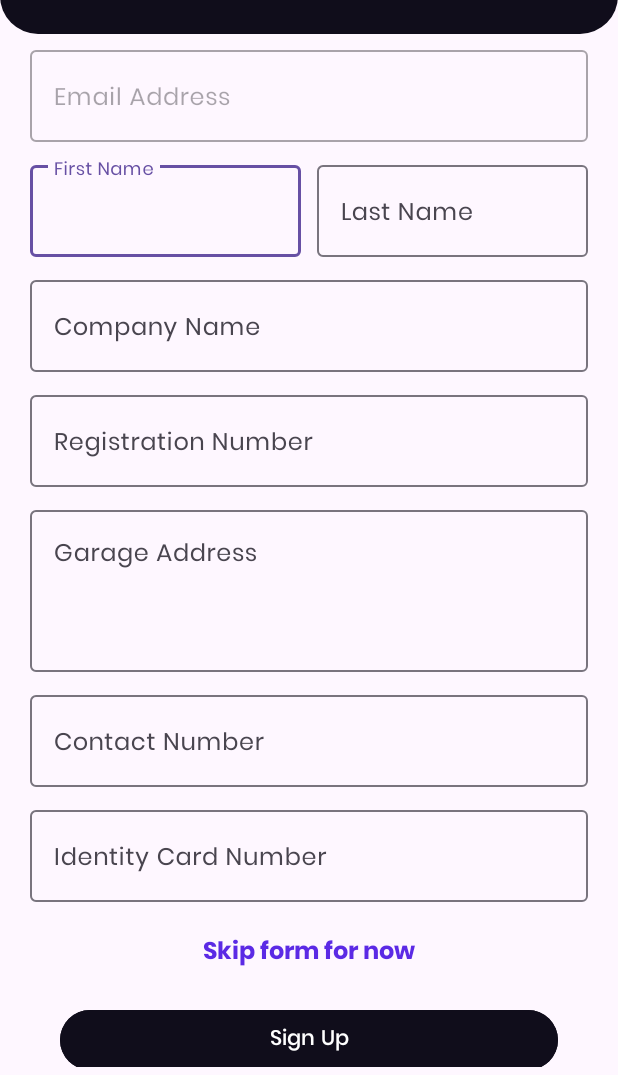
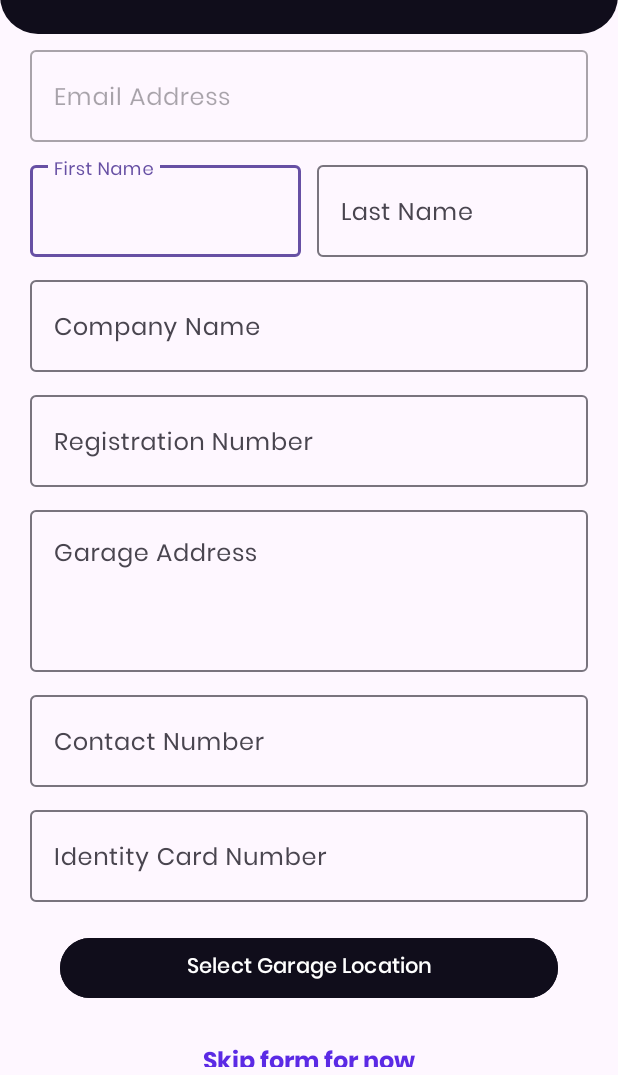
Before and after one commit to tharupathi02/HelpMe-Garage-App, an Android app: the SignUpPage2 screen opened directly, with no data from a screen before it, on a phone screen of 412 x 824 dp, the part 161-1236 px from its top. Run offline under Robolectric (Android 15) with nearby library versions, the phone set to English and light mode, and no system bars; our stand-ins replace Firebase (no records; nobody signed in at launch, a user with empty details on screens opened directly); 2 statements that could not run were skipped.

Commit message:
Developed get garage location in SignUpPage2.kt page

```diff
--- a/app/src/main/java/com/leoxtech/garageapp/Model/UserModel.kt
+++ b/app/src/main/java/com/leoxtech/garageapp/Model/UserModel.kt
@@ -10,6 +10,8 @@ class UserModel {
     var phone: String? = null
     var idNumber: String? = null
     var photoURL: String? = null
+    var latitude: Double? = null
+    var longitude: Double? = null
 
     constructor(){}
 }
--- a/app/src/main/java/com/leoxtech/garageapp/Screens/SignUpPage2.kt
+++ b/app/src/main/java/com/leoxtech/garageapp/Screens/SignUpPage2.kt
@@ -1,9 +1,20 @@
 package com.leoxtech.garageapp.Screens
 
+import android.annotation.SuppressLint
 import android.app.AlertDialog
 import android.content.Intent
+import android.location.Geocoder
+import android.location.Location
 import androidx.appcompat.app.AppCompatActivity
 import android.os.Bundle
+import android.os.Looper
+import android.view.View
+import android.widget.Toast
+import com.google.android.gms.location.FusedLocationProviderClient
+import com.google.android.gms.location.LocationCallback
+import com.google.android.gms.location.LocationRequest
+import com.google.android.gms.location.LocationResult
+import com.google.android.gms.location.LocationServices
 import com.google.android.material.snackbar.Snackbar
 import com.google.firebase.auth.FirebaseAuth
 import com.google.firebase.database.DatabaseReference
@@ -12,6 +23,8 @@ import com.leoxtech.customerapp.Model.UserModel
 import com.leoxtech.garageapp.Common.Common
 import com.leoxtech.garageapp.R
 import com.leoxtech.garageapp.databinding.ActivitySignUpPage2Binding
+import java.io.IOException
+import java.util.Locale
 
 class SignUpPage2 : AppCompatActivity() {
 
@@ -20,6 +33,14 @@ class SignUpPage2 : AppCompatActivity() {
     private lateinit var mAuth: FirebaseAuth
     private lateinit var userRef: DatabaseReference
     private lateinit var dialog: AlertDialog
+
+    private lateinit var locationRequest: LocationRequest
+    private lateinit var locationCallback: LocationCallback
+    private lateinit var fusedLocationProviderClient: FusedLocationProviderClient
+    private lateinit var currentLocation: Location
+
+    private var latitude: Double = 0.0
+    private var longitude: Double = 0.0
 
     private var uID = "";
 
@@ -34,9 +55,37 @@ class SignUpPage2 : AppCompatActivity() {
 
         clickListeners()
 
+        initLocation()
+
         dialogBox()
     }
 
+    @SuppressLint("MissingPermission")
+    private fun initLocation() {
+        buildLocationRequest()
+        buildLocationCallback()
+        fusedLocationProviderClient = LocationServices.getFusedLocationProviderClient(this)
+        fusedLocationProviderClient!!.requestLocationUpdates(locationRequest, locationCallback, Looper.myLooper())
+    }
+
+    private fun buildLocationCallback() {
+        locationCallback = object : LocationCallback() {
+            override fun onLocationResult(p0: LocationResult) {
+                super.onLocationResult(p0)
+                currentLocation = p0!!.lastLocation!!
+            }
+        }
+    }
+
+    private fun buildLocationRequest() {
+        locationRequest = LocationRequest()
+        locationRequest.setPriority(LocationRequest.PRIORITY_HIGH_ACCURACY)
+        locationRequest.setInterval(5000)
+        locationRequest.setFastestInterval(3000)
+        locationRequest.setSmallestDisplacement(10f)
+    }
+
+    @SuppressLint("MissingPermission")
     private fun clickListeners() {
         binding.txtSkipForm.setOnClickListener {
             startActivity(Intent(this, MainActivity::class.java))
@@ -46,6 +95,42 @@ class SignUpPage2 : AppCompatActivity() {
             signUpForm()
         }
 
+        binding.btnSelectGarageLocation.setOnClickListener {
+            dialog.show()
+            fusedLocationProviderClient!!.lastLocation
+                .addOnFailureListener { e ->
+                    binding.txtGarageLocation.visibility = View.GONE
+                    Toast.makeText(this, e.message, Toast.LENGTH_SHORT).show()
+                }
+                .addOnCompleteListener { task ->
+                    latitude = task.result!!.latitude
+                    longitude = task.result!!.longitude
+
+                    val singleAddress = getAddressFromLatLng(task.result!!.latitude, task.result!!.longitude)
+
+                    binding.txtGarageLocation.text = singleAddress.toString()
+                    binding.txtGarageLocation.visibility = View.VISIBLE
+                    dialog.dismiss()
+                }
+        }
+
+    }
+
+    private fun getAddressFromLatLng(latitude: Double, longitude: Double): Any {
+        val geoCoder = Geocoder(this, Locale.getDefault())
+        val  result : String?=null
+        try {
+            val addressList = geoCoder.getFromLocation(latitude, longitude, 1)
+            if (addressList != null && addressList.size > 0) {
+                val address = addressList[0]
+                val sb = StringBuilder(address.getAddressLine(0))
+                return sb.toString()
+            } else {
+                return "Address not found"
+            }
+        } catch (e: IOException) {
+            return e.message!!
+        }
     }
 
     private fun signUpForm() {
@@ -87,6 +172,8 @@ class SignUpPage2 : AppCompatActivity() {
             userModel.phone = binding.txtContactNumber.editText?.text.toString()
             userModel.idNumber = binding.txtIDNumber.editText?.text.toString()
             userModel.photoURL = mAuth.currentUser?.photoUrl.toString()
+            userModel.latitude = latitude
+            userModel.longitude = longitude
 
             userRef.child(uID).setValue(userModel).addOnCompleteListener(this) { task ->
                 if (task.isSuccessful) {
--- a/app/src/main/res/layout/activity_sign_up_page2.xml
+++ b/app/src/main/res/layout/activity_sign_up_page2.xml
@@ -199,6 +199,29 @@
 
             </com.google.android.material.textfield.TextInputLayout>
 
+            <Button
+                android:id="@+id/btnSelectGarageLocation"
+                android:layout_width="match_parent"
+                android:layout_height="wrap_content"
+                android:layout_marginStart="20dp"
+                android:layout_marginTop="20dp"
+                android:layout_marginEnd="20dp"
+                android:layout_marginBottom="5dp"
+                android:backgroundTint="@color/main_color"
+                android:fontFamily="@font/poppins_medium"
+                android:text="@string/select_garage_location" />
+
+            <TextView
+                android:id="@+id/txtGarageLocation"
+                android:layout_width="wrap_content"
+                android:layout_height="0dp"
+                android:fontFamily="@font/poppins_bold"
+                android:textSize="12sp"
+                android:textColor="@color/blue"
+                android:layout_gravity="center"
+                android:visibility="gone"
+                android:layout_weight="1"/>
+
             <TextView
                 android:id="@+id/txtSkipForm"
                 android:layout_width="wrap_content"
@@ -215,9 +238,7 @@
                 android:id="@+id/btnSignUp"
                 android:layout_width="match_parent"
                 android:layout_height="wrap_content"
-                android:layout_marginStart="20dp"
                 android:layout_marginTop="20dp"
-                android:layout_marginEnd="20dp"
                 android:layout_marginBottom="20dp"
                 android:backgroundTint="@color/main_color"
                 android:fontFamily="@font/poppins_medium"
--- a/app/src/main/res/values/strings.xml
+++ b/app/src/main/res/values/strings.xml
@@ -12,4 +12,5 @@
     <string name="registration_number">Registration Number</string>
     <string name="skip_form_for_now">Skip form for now</string>
     <string name="sign_up">Sign Up</string>
+    <string name="select_garage_location">Select Garage Location</string>
 </resources>
```
